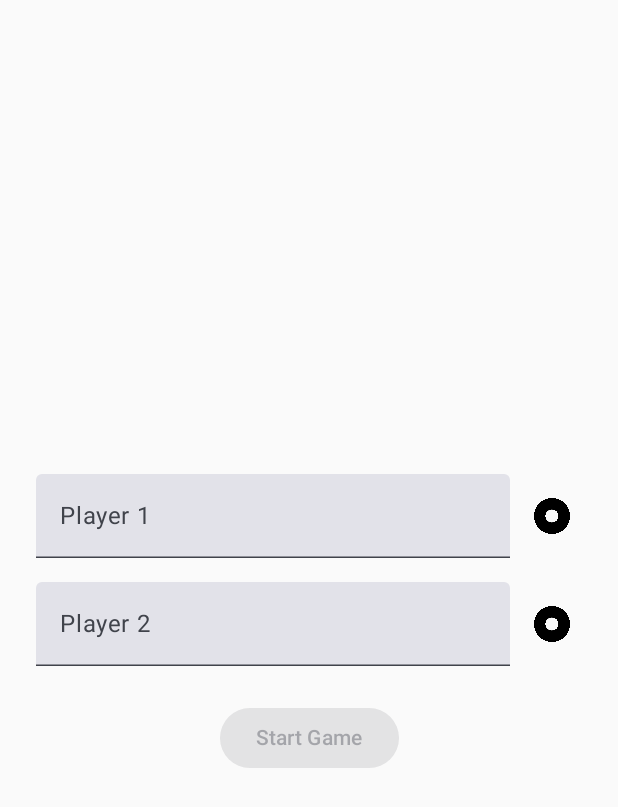
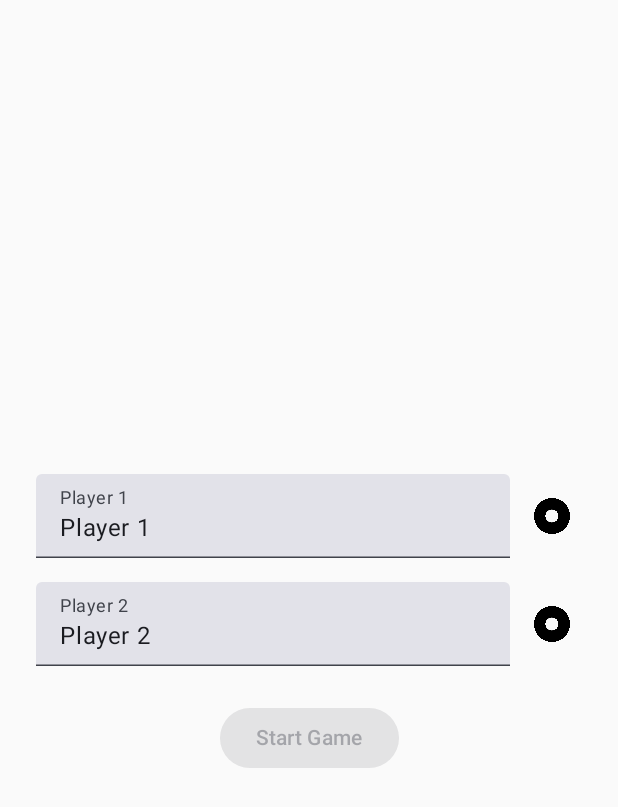
Before and after one commit to lara-petkovic/investors_square_game, an Android app built with Jetpack Compose: the screen it shows after launch (MainActivity), after a tap on "Next", on a phone screen of 412 x 824 dp. Shown: the top 807 px of the screen. Run offline under Robolectric (Android 15) with nearby library versions, the phone set to English and light mode, and no system bars; our stand-ins replace Dagger/Hilt's generated code.

Commit message:
feat: Small design change

```diff
--- a/app/src/main/java/com/example/investorssquare/game/presentation/player_names_screen/PlayerNamesScreen.kt
+++ b/app/src/main/java/com/example/investorssquare/game/presentation/player_names_screen/PlayerNamesScreen.kt
@@ -29,7 +29,7 @@
         Color.Red, Color.Blue, Color.Green, Color.Yellow, Color.Cyan, Color.Magenta
     )
     val availableColors = remember { mutableStateOf(boardColors.take(6).toMutableList()) }
-    val players = remember { mutableStateOf(List(playerCount) { "" }) }
+    val players = remember { mutableStateOf(List(playerCount) { "Player ${it + 1}" }) }
     val playerColors = remember { mutableStateOf(MutableList(playerCount) { Color.Gray }) }
 
     var showColorPickerForPlayer by remember { mutableIntStateOf(-1) }
```
